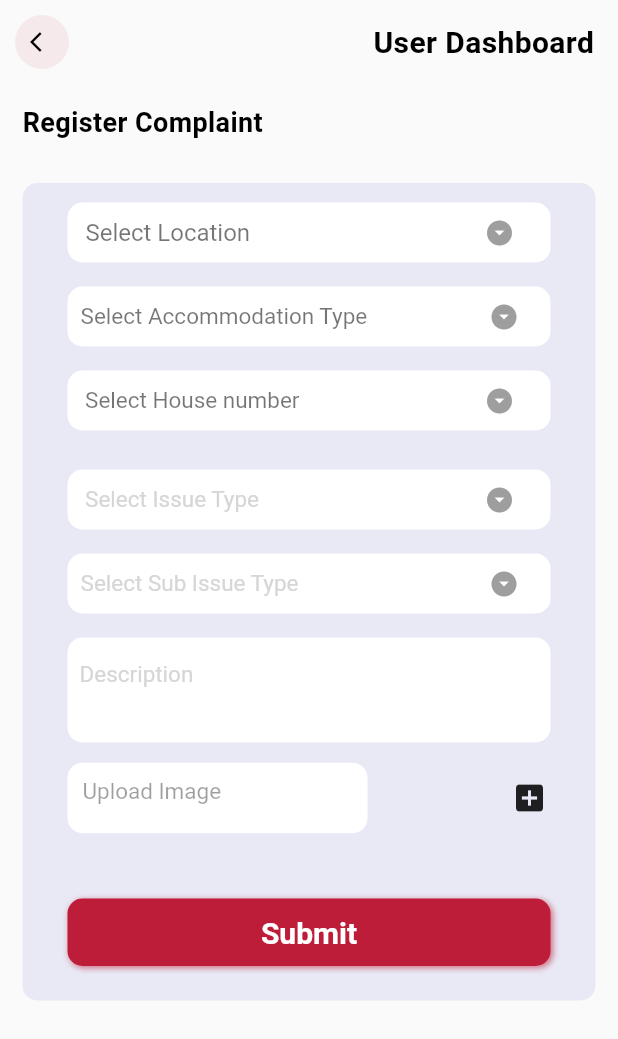
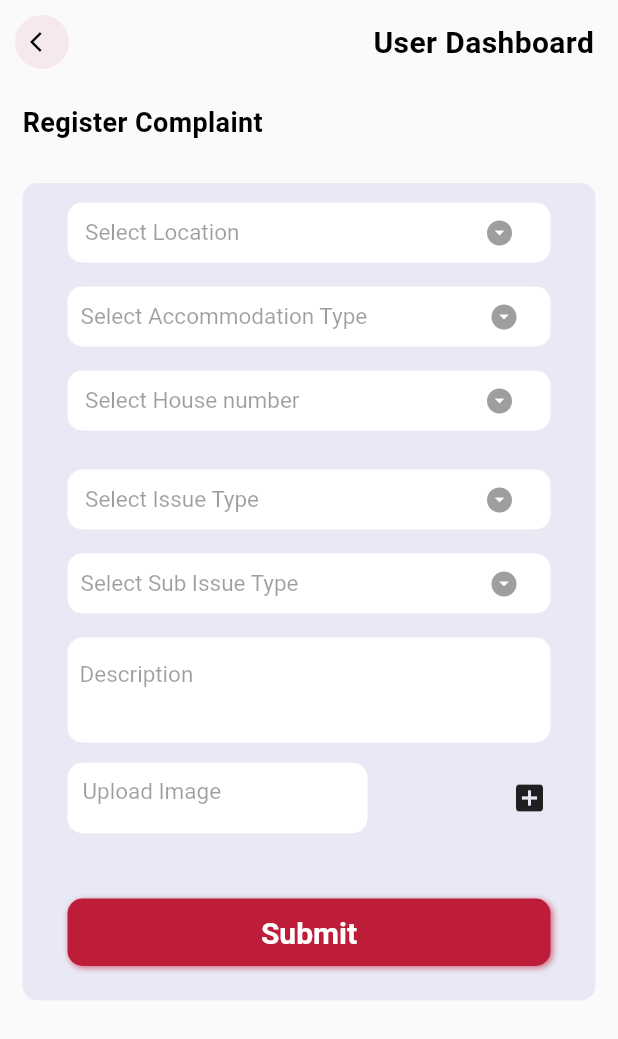
Before and after one commit to shilpanavale/IssueTracker, a Flutter app: the RegisterComplaint screen opened directly, on a phone screen of 412 x 824 dp. Shown: the top 1039 px of the screen. Run offline on Flutter 3.47's test engine with Material 2 defaults, Android fonts, the phone set to English and light mode, and no system bars; our stand-ins replace flutter_otp_text_field, flutter_rating_bar, fluttertoast, image_picker, pie_chart, share_plus; network calls fail.

Commit message:
ui changes in register complaint page commited by shilpa

```diff
--- a/lib/View/User Model/register_complaint.dart
+++ b/lib/View/User Model/register_complaint.dart
@@ -135,8 +135,8 @@ class _MyHomePageState extends State<RegisterComplaint> {
                             child: DropdownButtonHideUnderline(
                               child: DropdownButton(
                                 hint:  const Text(" Select Location",
-                                    style: TextStyle(
-                                        fontSize: 16.0, color: Colors.black54)
+                                    style: TextStyle(fontWeight: FontWeight.w400,
+                                        fontSize: 15.0, color: Colors.black38)
                                 ),
                                 value: selectedLocation,
                                 icon: const Padding(
@@ -178,8 +178,8 @@ class _MyHomePageState extends State<RegisterComplaint> {
                             child: DropdownButtonHideUnderline(
                               child: DropdownButton(
                                 hint:  const Text(" Select Accommodation Type",
-                                    style:  TextStyle(
-                                        fontSize: 15.0, color: Colors.black54)
+                                    style:  TextStyle(fontWeight: FontWeight.w400,
+                                        fontSize: 15.0, color: Colors.black38)
                                 ),
 
                                 value: selectedAccom,
@@ -227,7 +227,8 @@ class _MyHomePageState extends State<RegisterComplaint> {
                             child: DropdownButtonHideUnderline(
                               child: DropdownButton(
                                 hint: const Text(" Select House number",style: TextStyle(
-                                    fontSize: 15.0, color: Colors.black54)),
+                                    fontSize: 15.0, fontWeight: FontWeight.w400,
+                                    color: Colors.black38)),
                                 value: selectHouseNo,
                                 isExpanded: true,
                                 icon: const Padding(
@@ -268,10 +269,10 @@ class _MyHomePageState extends State<RegisterComplaint> {
                             ),
                             child: DropdownButtonHideUnderline(
                               child: DropdownButton(
-                                hint:  Text(" Select Issue Type",
-                                  style: TextStyle(
-                                      fontWeight: FontWeight.w400,
-                                      fontSize: 15.0, color: ColorsForApp.grayLabelColor)
+                                hint:  const Text(" Select Issue Type",
+                                    style:  TextStyle(
+                                        fontWeight: FontWeight.w400,
+                                        fontSize: 15.0, color: Colors.black38)
                                 ),
                                 value: selectIssueType,
                                 icon: const Padding(
@@ -312,10 +313,10 @@ class _MyHomePageState extends State<RegisterComplaint> {
                             ),
                             child: DropdownButtonHideUnderline(
                               child: DropdownButton(
-                                hint:  Text(" Select Sub Issue Type",
-                                    style: TextStyle(
+                                hint:  const Text(" Select Sub Issue Type",
+                                    style:  TextStyle(
                                         fontWeight: FontWeight.w400,
-                                        fontSize: 15.0, color: ColorsForApp.grayLabelColor)
+                                        fontSize: 15.0, color: Colors.black38)
                                 ),
                                 value: selectSubIssueType,
                                 icon: const Padding(
@@ -358,8 +359,8 @@ class _MyHomePageState extends State<RegisterComplaint> {
                               textInputAction: TextInputAction.done,
                               autofocus: false,
                               keyboardType: TextInputType.text,
-                              decoration: InputDecoration(
-                                contentPadding: const EdgeInsets.all(8.0),
+                              decoration: const InputDecoration(
+                                contentPadding: EdgeInsets.all(8.0),
                                 // prefixIcon: Icon(icon, color: SavangadiAppTheme.grey,),
                                 counterText: "",
                                 // iconColor: ColorsForApp.lightGrayColor,
@@ -369,7 +370,7 @@ class _MyHomePageState extends State<RegisterComplaint> {
                                 labelText: "Description",
                                 labelStyle:  TextStyle(
                                     fontWeight: FontWeight.w400,
-                                    fontSize: 15.0, color: ColorsForApp.grayLabelColor),
+                                    fontSize: 15.0, color: Colors.black38),
 
                                 border: InputBorder.none,
 
@@ -404,9 +405,9 @@ class _MyHomePageState extends State<RegisterComplaint> {
                                   color: ColorsForApp.whiteColor,
                                   // border: Border.all()
                                 ),
-                                child: const Padding(
+                                child:  const Padding(
                                   padding: EdgeInsets.all(10.0),
-                                  child: Text("Upload Image",textAlign:TextAlign.start,style: TextStyle(fontSize: 15,color: Colors.black38),),
+                                  child: Text("Upload Image",textAlign:TextAlign.start,style: TextStyle(fontSize: 15,fontWeight: FontWeight.w400,color: Colors.black38),),
                                 ),
                               ),
                               IconButton(onPressed: (){
```
